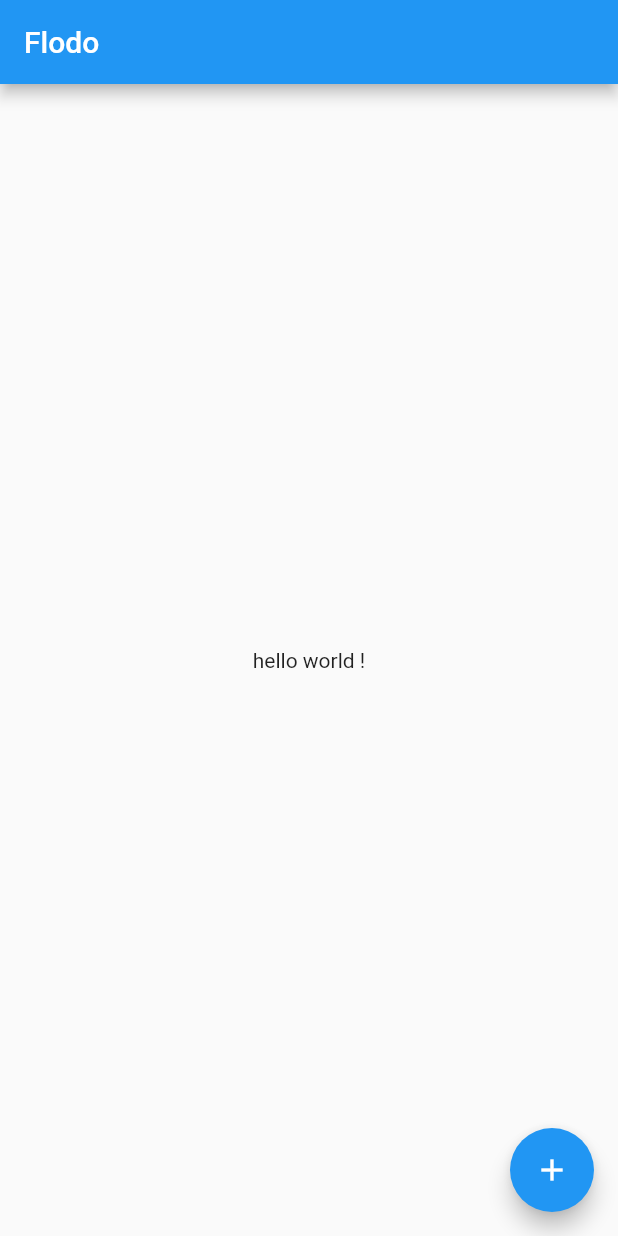
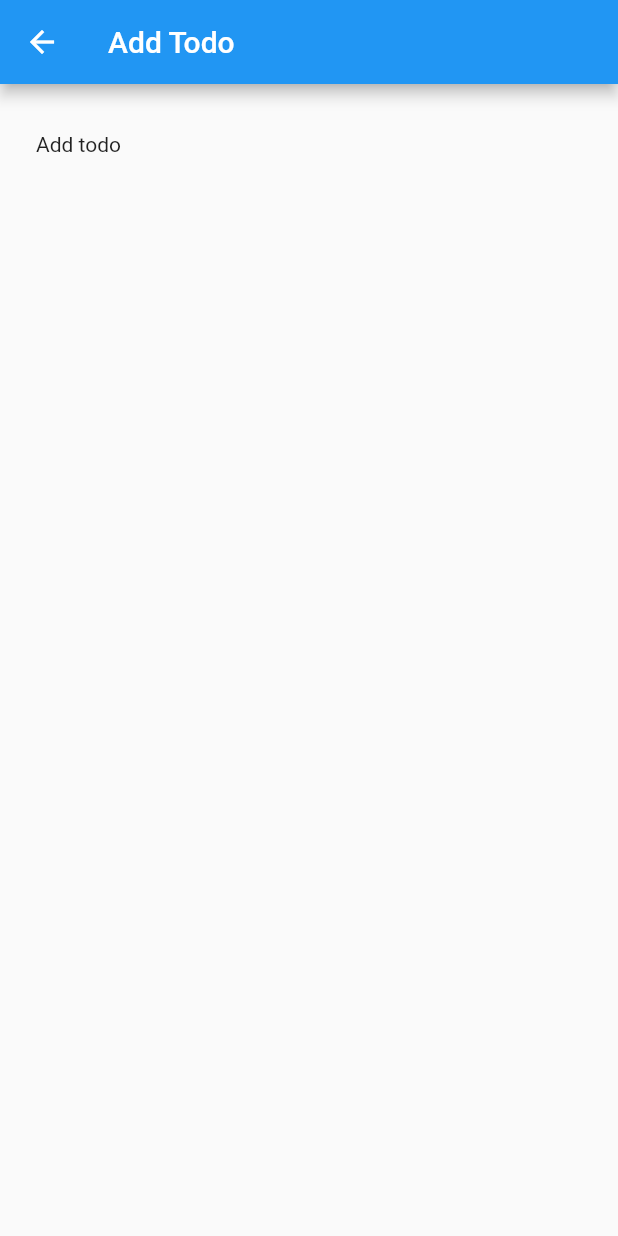
Before and after one commit to alfianandinugraha/flodo, a Flutter app: the screen it shows after launch, after a tap on the "add" icon, on a phone screen of 412 x 824 dp. Run offline on Flutter 3.47's test engine with Material 2 defaults, Android fonts, the phone set to English and light mode, and no system bars; our stand-ins replace nanoid.

Commit message:
feat: add BaseLayout and Controller page

```diff
--- /dev/null
+++ b/lib/layouts/base_layout.dart
@@ -0,0 +1,28 @@
+import 'package:flutter/material.dart';
+
+class BaseLayout extends StatelessWidget {
+  final String title;
+  final Widget body;
+  final FloatingActionButton? floatingActionButton;
+
+  const BaseLayout({
+    Key? key,
+    required this.title,
+    required this.body,
+    this.floatingActionButton
+  }) : super(key: key);
+
+  @override
+  Widget build(BuildContext context) {
+    return Scaffold(
+      appBar: AppBar(
+        title: Text(title),
+      ),
+      body: Container(
+        padding: const EdgeInsets.fromLTRB(24, 32, 24, 0),
+        child: body,
+      ),
+      floatingActionButton: floatingActionButton,
+    );
+  }
+}
--- a/lib/main.dart
+++ b/lib/main.dart
@@ -1,4 +1,5 @@
 import 'package:flodo/models/todo.dart';
+import 'package:flodo/pages/controller.dart';
 import 'package:flodo/pages/home.dart';
 import 'package:flodo/providers/todo_provider.dart';
 import 'package:flutter/material.dart';
@@ -33,6 +34,9 @@
         primarySwatch: Colors.blue,
       ),
       home: const Home(),
+      routes: {
+        "/add": (BuildContext context) => const Controller(mode: ControllerMode.add)
+      },
     );
   }
 }
--- /dev/null
+++ b/lib/pages/controller.dart
@@ -0,0 +1,21 @@
+import 'package:flodo/layouts/base_layout.dart';
+import 'package:flutter/material.dart';
+
+enum ControllerMode { add, update }
+
+/// Controller page for update or add todo
+class Controller extends StatelessWidget {
+  final ControllerMode? mode;
+
+  const Controller({Key? key, required this.mode}): super(key: key);
+
+  @override
+  Widget build(BuildContext context) {
+    String title = mode == ControllerMode.add ? "Add Todo" : "Update Todo";
+
+    return BaseLayout(
+      title: title,
+      body: const Text("Add todo")
+    );
+  }
+}
--- a/lib/pages/home.dart
+++ b/lib/pages/home.dart
@@ -1,3 +1,4 @@
+import 'package:flodo/layouts/base_layout.dart';
 import 'package:flutter/material.dart';
 
 class Home extends StatelessWidget {
@@ -5,15 +6,15 @@ class Home extends StatelessWidget {
 
   @override
   Widget build(BuildContext context) {
-    return Scaffold(
-      appBar: AppBar(
-        title: const Text("Flodo"),
-      ),
+    return BaseLayout(
+      title: "Todo",
       body: const Center(
         child: Text("hello world !"),
       ),
       floatingActionButton: FloatingActionButton(
-        onPressed: () {},
+        onPressed: () {
+          Navigator.pushNamed(context, '/add');
+        },
         tooltip: 'Increment',
         child: const Icon(Icons.add),
       ),
```
